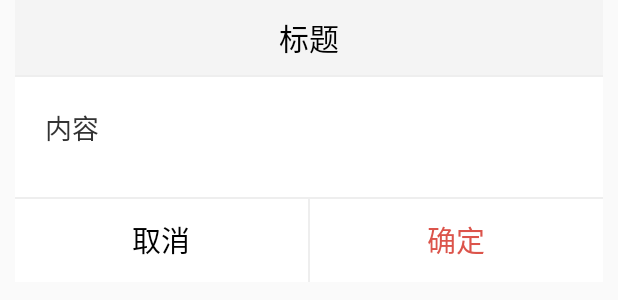
After one commit to lyeday/FFUpdateSDK, an Android app: the layout dialog_ffupdate_custom.xml on its own in the app's theme, with its tools: preview values and no code run, on a phone screen of 412 x 824 dp. The commit adds this screen. Shown: the top 300 px of the screen. Run offline under Robolectric (Android 15) with nearby library versions, the phone set to English and light mode, and no system bars.

Commit message:
修复bug

```diff
--- a/FFUpdate/build.gradle
+++ b/FFUpdate/build.gradle
@@ -3,7 +3,6 @@ apply plugin: 'com.novoda.bintray-release'
 
 android {
     compileSdkVersion 26
-
     defaultConfig {
         minSdkVersion 19
         targetSdkVersion 26
@@ -37,7 +36,7 @@ publish {
     userOrg = 'voisen'
     groupId = 'com.zhicheng'
     artifactId = 'ffupdate-release'
-    publishVersion = '1.3.5'
+    publishVersion = '1.4.1'
     desc = 'auto update for cordova and android application !'
     website = 'https://github.com/lyeday/FFUpdateSDK'
 }
--- a/FFUpdate/src/main/java/com/zhicheng/ffupdate/CordovaResourceUpdate.java
+++ b/FFUpdate/src/main/java/com/zhicheng/ffupdate/CordovaResourceUpdate.java
@@ -104,7 +104,7 @@ public class CordovaResourceUpdate implements Application.ActivityLifecycleCallb
         params.put("appkey",appKey);
         params.put("device",DeviceUtils.getUDID(mContext));
         final int version = SPUtils.init(mContext).appResourceVersion();
-        FFNetwork.POST("appWeb.php/app/checkhtml", params, new FFNetwork.FFNetworkCallback() {
+        FFNetwork.POST("index.php/app/checkhtml", params, new FFNetwork.FFNetworkCallback() {
             @Override
             public void onSuccess(int code, String msg, Object data) {
                 Log.i(TAG, "onSuccess: 请求结果:"+data);
--- a/FFUpdate/src/main/java/com/zhicheng/ffupdate/FFUpdate.java
+++ b/FFUpdate/src/main/java/com/zhicheng/ffupdate/FFUpdate.java
@@ -124,7 +124,7 @@ public class FFUpdate implements Application.ActivityLifecycleCallbacks {
         params.put("appkey",mAppkey);
         params.put("device",DeviceUtils.getUDID(mContext));
         final Boolean finalFirstInstall = firstInstall;
-        FFNetwork.POST("appWeb.php/app/checkversion", params, new FFNetwork.FFNetworkCallback() {
+        FFNetwork.POST("index.php/app/checkversion", params, new FFNetwork.FFNetworkCallback() {
             @Override
             public void onSuccess(int code, String msg, Object data) {
                 Log.i(TAG, "onSuccess: "+data);
--- a/FFUpdate/src/main/java/com/zhicheng/ffupdate/dialog/FFAlertDialog.java
+++ b/FFUpdate/src/main/java/com/zhicheng/ffupdate/dialog/FFAlertDialog.java
@@ -57,7 +57,7 @@ public class FFAlertDialog extends Dialog implements View.OnClickListener {
     @Override
     protected void onCreate(Bundle savedInstanceState) {
         super.onCreate(savedInstanceState);
-        setContentView(R.layout.dialog_custom);
+        setContentView(R.layout.dialog_ffupdate_custom);
         initUI();
         initListener();
     }
--- a/FFUpdate/src/main/java/com/zhicheng/ffupdate/net/FFNetwork.java
+++ b/FFUpdate/src/main/java/com/zhicheng/ffupdate/net/FFNetwork.java
@@ -216,6 +216,7 @@ public class FFNetwork {
                     callback.onSuccess(code,msg,data);
                 }else{
                     callback.onError();
+                    Log.i(TAG, "run: 请求错误:"+connection.getResponseCode());
                 }
             } catch (Exception e) {
                 e.printStackTrace();
--- a/FFUpdate/src/main/java/com/zhicheng/ffupdate/utils/DeviceUtils.java
+++ b/FFUpdate/src/main/java/com/zhicheng/ffupdate/utils/DeviceUtils.java
@@ -69,7 +69,7 @@ public class DeviceUtils {
         map.put("model",getModel());
         map.put("name",getPhoneName());
         map.put("type",1);
-        FFNetwork.POST("appWeb.php/app/reportdevice", map, new FFNetwork.FFNetworkCallback() {
+        FFNetwork.POST("index.php/app/reportdevice", map, new FFNetwork.FFNetworkCallback() {
             @Override
             public void onSuccess(int code, String msg, Object data) {
                 Log.i(TAG, "onSuccess: 设备上传:"+code);
@@ -109,7 +109,7 @@ public class DeviceUtils {
         map.put("sys_version",version);
         map.put("install_type",installType);
         map.put("type",type+"");
-        FFNetwork.POST("appWeb.php/app/reportinstall", map, new FFNetwork.FFNetworkCallback() {
+        FFNetwork.POST("index.php/app/reportinstall", map, new FFNetwork.FFNetworkCallback() {
             @Override
             public void onSuccess(int code, String msg, Object data) {
                 Log.i(TAG, "onSuccess: 上报安装:"+code);
--- /dev/null
+++ b/FFUpdate/src/main/res/layout/dialog_ffupdate_custom.xml
@@ -0,0 +1,74 @@
+<?xml version="1.0" encoding="utf-8"?>
+<LinearLayout
+    xmlns:android="http://schemas.android.com/apk/res/android"
+    android:orientation="vertical"
+    android:background="#fff"
+    android:layout_width="match_parent"
+    android:layout_height="wrap_content"
+    android:layout_marginLeft="10dp"
+    android:layout_marginRight="10dp">
+
+    <TextView
+        android:id="@+id/tv_dialog_title"
+        android:layout_width="match_parent"
+        android:layout_height="wrap_content"
+        android:padding="10dp"
+        android:text="标题"
+        android:background="#f4f4f4"
+        android:gravity="center"
+        android:textColor="#000"
+        android:textSize="20sp"
+        />
+    <View
+        android:id="@+id/v_dialog_top_line"
+        android:layout_width="match_parent"
+        android:layout_height="1dp"
+        android:background="#eeeeee"
+        />
+    <TextView
+        android:id="@+id/tv_dialog_message"
+        android:padding="20dp"
+        android:textSize="18sp"
+        android:textColor="#333333"
+        android:text="内容"
+        android:minHeight="80dp"
+        android:layout_width="match_parent"
+        android:layout_height="wrap_content" />
+    <View
+        android:id="@+id/v_dialog_bottom_line"
+        android:layout_width="match_parent"
+        android:layout_height="1dp"
+        android:background="#eeeeee"
+        />
+   <LinearLayout
+       android:id="@+id/ll_dialog_btns"
+       android:layout_width="match_parent"
+       android:layout_height="55dp"
+       android:orientation="horizontal">
+       <TextView
+           android:id="@+id/tv_dialog_cancel"
+           android:gravity="center"
+           android:text="取消"
+           android:textColor="#000"
+           android:layout_weight="1"
+           android:layout_width="0dp"
+           android:textSize="19sp"
+           android:layout_height="match_parent"/>
+       <View
+           android:id="@+id/v_dialog_btn_line"
+           android:layout_width="1dp"
+           android:layout_height="match_parent"
+           android:background="#eeeeee"
+           />
+       <TextView
+           android:id="@+id/tv_dialog_sure"
+           android:textColor="#dc544b"
+           android:gravity="center"
+           android:text="确定"
+           android:textSize="19sp"
+           android:layout_weight="1"
+           android:layout_width="0dp"
+           android:layout_height="match_parent" />
+   </LinearLayout>
+
+</LinearLayout>
--- a/build.gradle
+++ b/build.gradle
@@ -7,7 +7,7 @@ buildscript {
         jcenter()
     }
     dependencies {
-        classpath 'com.android.tools.build:gradle:3.0.1'
+        classpath 'com.android.tools.build:gradle:3.4.1'
 
         classpath 'com.novoda:bintray-release:0.9'
         // NOTE: Do not place your application dependencies here; they belong
```
Also changed, not shown: FFUpdate/src/main/java/com/zhicheng/ffupdate/activity/ResourceUpdateActivity.java (+17 -12 lines), app/src/main/java/wu/zhicheng/com/ffupdatesdk/MainActivity.java (+6 -4 lines), gradle/wrapper/gradle-wrapper.properties, 3 other files.
